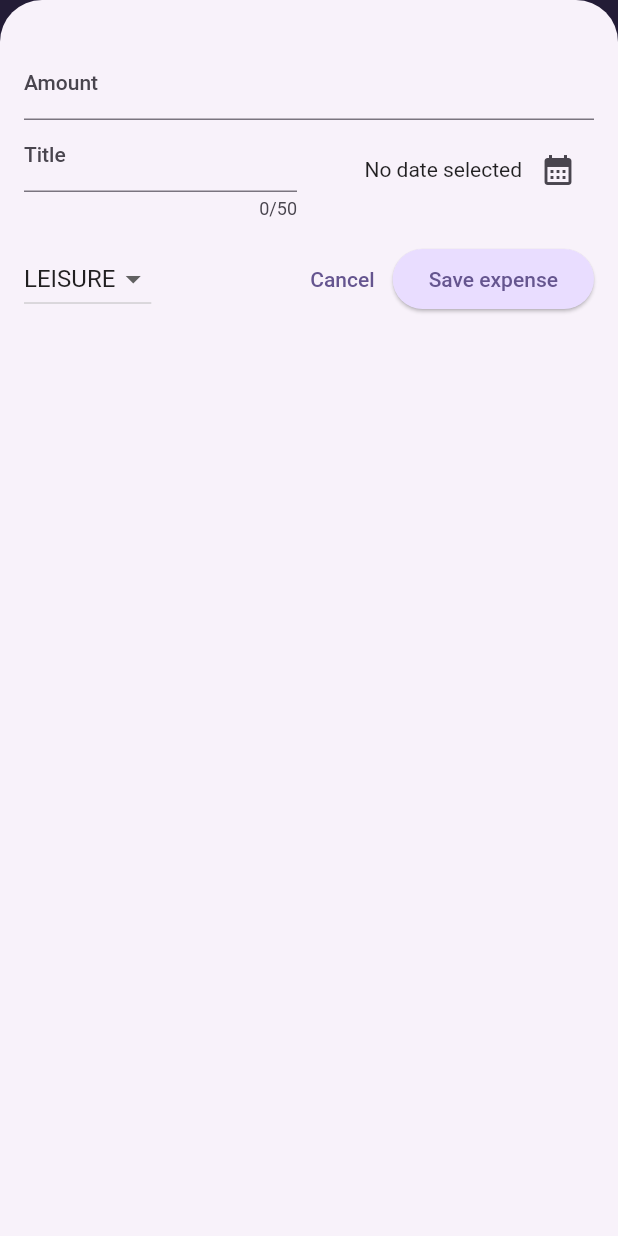
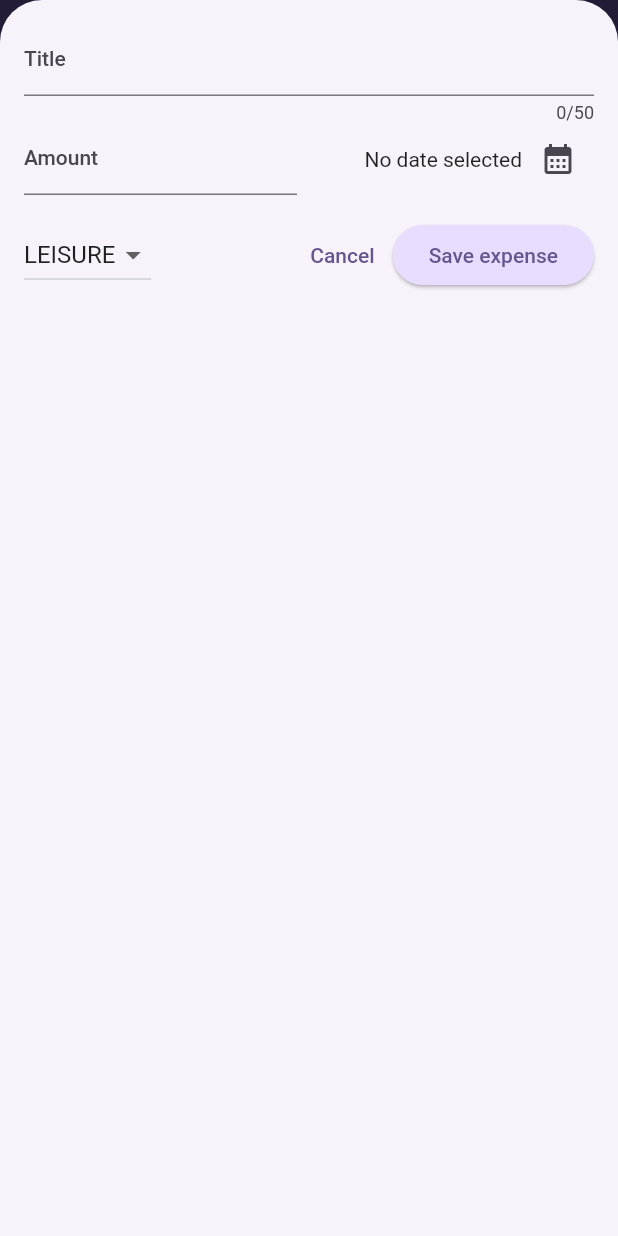
Before and after one commit to erazinkov/flockspot-app, a Flutter app: the screen it shows after launch, after a tap on the "add" icon, on a phone screen of 412 x 824 dp. Run offline on Flutter 3.47's test engine with Material 2 defaults, Android fonts, the phone set to English and light mode, and no system bars.

Commit message:
s6 completed

```diff
--- a/lib/main.dart
+++ b/lib/main.dart
@@ -1,5 +1,6 @@
 import 'package:expense_tracker/widgets/expenses.dart';
 import 'package:flutter/material.dart';
+// import 'package:flutter/services.dart';
 
 var kColorScheme = ColorScheme.fromSeed(
   seedColor: const Color.fromARGB(255, 96, 59, 181),
@@ -11,6 +12,10 @@ var kDarkColorScheme = ColorScheme.fromSeed(
 );
 
 void main() {
+  // WidgetsFlutterBinding.ensureInitialized();
+  // SystemChrome.setPreferredOrientations([
+  //   DeviceOrientation.portraitUp,
+  // ]).then((fn) {
   runApp(
     MaterialApp(
       darkTheme: ThemeData.dark().copyWith(
@@ -61,4 +66,5 @@ void main() {
       home: const Expenses(),
     ),
   );
+  // });
 }
--- a/lib/widgets/expenses.dart
+++ b/lib/widgets/expenses.dart
@@ -31,6 +31,7 @@ class _ExpensesState extends State<Expenses> {
 
   void _openAddExpenseOverlay() {
     showModalBottomSheet(
+      useSafeArea: true,
       isScrollControlled: true,
       context: context,
       builder: (ctx) => NewExpense(onAddExpense: _addExpense),
@@ -67,6 +68,8 @@ class _ExpensesState extends State<Expenses> {
 
   @override
   Widget build(context) {
+    final width = MediaQuery.of(context).size.width;
+
     Widget mainContent = const Center(
       child: Text('No expenses found.'),
     );
@@ -88,9 +91,22 @@ class _ExpensesState extends State<Expenses> {
           )
         ],
       ),
-      body: Column(
+      body: width < 600
+          ? Column(
               children: [
                 Chart(expenses: _registeredExpenses),
+                Expanded(
+                  child: mainContent,
+                ),
+              ],
+            )
+          : Row(
+              children: [
+                Expanded(
+                  child: Chart(
+                    expenses: _registeredExpenses,
+                  ),
+                ),
                 Expanded(
                   child: mainContent,
                 ),
--- a/lib/widgets/new_expense.dart
+++ b/lib/widgets/new_expense.dart
@@ -79,18 +79,19 @@ class _NewExpenseState extends State<NewExpense> {
 
   @override
   Widget build(context) {
-    return Padding(
-      padding: const EdgeInsets.fromLTRB(16, 32, 16, 16),
+    final keyBoardSpace = MediaQuery.of(context).viewInsets.bottom;
+
+    return LayoutBuilder(builder: ((context, constraints) {
+      final width = constraints.maxWidth;
+      print(width >= 100);
+      return SizedBox(
+        height: double.infinity,
+        child: SingleChildScrollView(
+          child: Padding(
+            padding: EdgeInsets.fromLTRB(16, 16, 16, keyBoardSpace + 16),
             child: Column(
               children: [
-          TextField(
-            keyboardType: TextInputType.number,
-            controller: _amountController,
-            decoration: const InputDecoration(
-              prefixText: '\$',
-              label: Text('Amount'),
-            ),
-          ),
+                if (width >= 600)
                   Row(
                     children: [
                       Expanded(
@@ -99,6 +100,81 @@ class _NewExpenseState extends State<NewExpense> {
                           maxLength: 50,
                           decoration: const InputDecoration(
                             label: Text('Title'),
+                          ),
+                        ),
+                      ),
+                      const SizedBox(
+                        width: 24,
+                      ),
+                      Expanded(
+                        child: TextField(
+                          keyboardType: TextInputType.number,
+                          controller: _amountController,
+                          decoration: const InputDecoration(
+                            prefixText: '\$',
+                            label: Text('Amount'),
+                          ),
+                        ),
+                      ),
+                    ],
+                  )
+                else
+                  TextField(
+                    controller: _titleController,
+                    maxLength: 50,
+                    decoration: const InputDecoration(
+                      label: Text('Title'),
+                    ),
+                  ),
+                if (width >= 600)
+                  Row(
+                    children: [
+                      DropdownButton(
+                          value: _selectedCategory,
+                          items: Category.values.map((category) {
+                            return DropdownMenuItem(
+                              value: category,
+                              child: Text(
+                                category.name.toUpperCase(),
+                              ),
+                            );
+                          }).toList(),
+                          onChanged: (value) {
+                            if (value == null) {
+                              return;
+                            }
+                            setState(() {
+                              _selectedCategory = value;
+                            });
+                          }),
+                      Expanded(
+                        child: Row(
+                          mainAxisAlignment: MainAxisAlignment.end,
+                          crossAxisAlignment: CrossAxisAlignment.center,
+                          children: [
+                            Text(
+                              _selectedDate == null
+                                  ? 'No date selected'
+                                  : formatter.format(_selectedDate!),
+                            ),
+                            IconButton(
+                                onPressed: _presentDatePicker,
+                                icon: const Icon(Icons.calendar_month))
+                          ],
+                        ),
+                      ),
+                    ],
+                  )
+                else
+                  Row(
+                    children: [
+                      Expanded(
+                        child: TextField(
+                          keyboardType: TextInputType.number,
+                          controller: _amountController,
+                          decoration: const InputDecoration(
+                            prefixText: '\$',
+                            label: Text('Amount'),
                           ),
                         ),
                       ),
@@ -126,6 +202,23 @@ class _NewExpenseState extends State<NewExpense> {
                 const SizedBox(
                   height: 16,
                 ),
+                if (width >= 600)
+                  Row(
+                    children: [
+                      const Spacer(),
+                      TextButton(
+                        onPressed: () {
+                          Navigator.pop(context);
+                        },
+                        child: const Text('Cancel'),
+                      ),
+                      ElevatedButton(
+                        onPressed: _submitExpenseData,
+                        child: const Text('Save expense'),
+                      ),
+                    ],
+                  )
+                else
                   Row(
                     children: [
                       DropdownButton(
@@ -161,6 +254,9 @@ class _NewExpenseState extends State<NewExpense> {
                   ),
               ],
             ),
+          ),
+        ),
       );
+    }));
   }
 }
```
Lines whose indentation alone changed are shown as unchanged.
